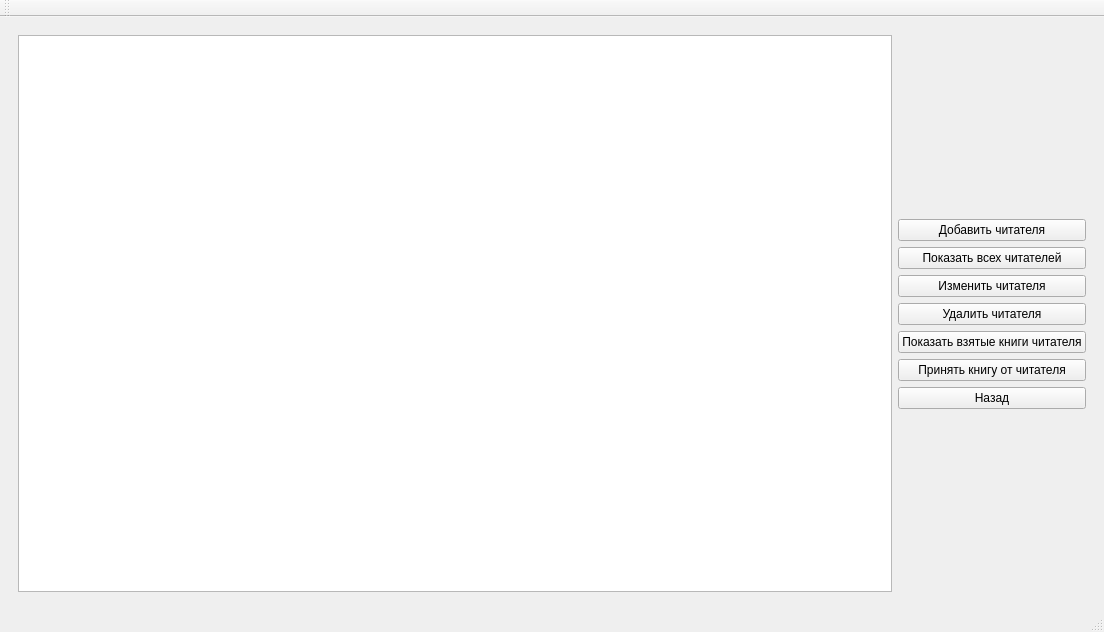
First picture: the form in mainwindow.ui, repository Matvey-Makaro/DBMS-Library, before the edit.
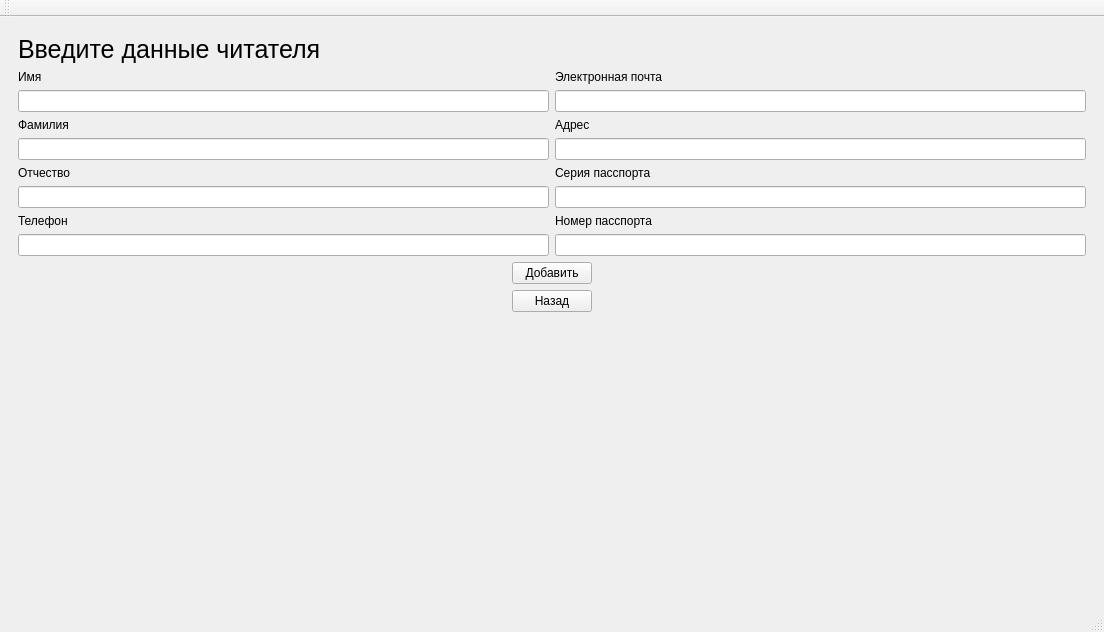
Second picture: the form after the edit. The open tabs and pages were chosen to show the change.

Commit message: Finish work with books for librarian and start work with reader for librarian.

```diff
--- a/mainwindow.ui
+++ b/mainwindow.ui
@@ -14,7 +14,7 @@
    <string>MainWindow</string>
   </property>
   <widget class="QWidget" name="centralwidget">
-   <layout class="QHBoxLayout" name="horizontalLayout_32">
+   <layout class="QVBoxLayout" name="verticalLayout_21">
     <item>
      <widget class="QStackedWidget" name="stackedWidget">
       <property name="currentIndex">
@@ -2402,6 +2402,201 @@
         </item>
        </layout>
       </widget>
+      <widget class="QWidget" name="add_reader_page">
+       <layout class="QVBoxLayout" name="verticalLayout_23">
+        <item>
+         <widget class="QLabel" name="add_reader_main_label">
+          <property name="font">
+           <font>
+            <pointsize>19</pointsize>
+           </font>
+          </property>
+          <property name="text">
+           <string>Введите данные читателя</string>
+          </property>
+         </widget>
+        </item>
+        <item>
+         <layout class="QHBoxLayout" name="horizontalLayout_22">
+          <item>
+           <layout class="QVBoxLayout" name="verticalLayout_28">
+            <item>
+             <widget class="QLabel" name="label_32">
+              <property name="text">
+               <string>Имя</string>
+              </property>
+             </widget>
+            </item>
+            <item>
+             <widget class="QLineEdit" name="name_for_add_reader_line_edit"/>
+            </item>
+            <item>
+             <widget class="QLabel" name="label_34">
+              <property name="text">
+               <string>Фамилия</string>
+              </property>
+             </widget>
+            </item>
+            <item>
+             <widget class="QLineEdit" name="surname_for_add_reader_line_edit"/>
+            </item>
+            <item>
+             <widget class="QLabel" name="label_35">
+              <property name="text">
+               <string>Отчество</string>
+              </property>
+             </widget>
+            </item>
+            <item>
+             <widget class="QLineEdit" name="patronymic_for_add_reader_line_edit"/>
+            </item>
+            <item>
+             <widget class="QLabel" name="label_36">
+              <property name="text">
+               <string>Телефон</string>
+              </property>
+             </widget>
+            </item>
+            <item>
+             <widget class="QLineEdit" name="phone_for_add_reader_line_edit"/>
+            </item>
+           </layout>
+          </item>
+          <item>
+           <layout class="QVBoxLayout" name="verticalLayout_27">
+            <item>
+             <widget class="QLabel" name="label_33">
+              <property name="text">
+               <string>Электронная почта</string>
+              </property>
+             </widget>
+            </item>
+            <item>
+             <widget class="QLineEdit" name="email_for_add_reader_line_edit"/>
+            </item>
+            <item>
+             <widget class="QLabel" name="label_37">
+              <property name="text">
+               <string>Адрес</string>
+              </property>
+             </widget>
+            </item>
+            <item>
+             <widget class="QLineEdit" name="address_for_add_reader_line_edit"/>
+            </item>
+            <item>
+             <widget class="QLabel" name="label_38">
+              <property name="text">
+               <string>Серия пасспорта</string>
+              </property>
+             </widget>
+            </item>
+            <item>
+             <widget class="QLineEdit" name="passport_series_for_add_reader_line_edit"/>
+            </item>
+            <item>
+             <widget class="QLabel" name="label_39">
+              <property name="text">
+               <string>Номер пасспорта</string>
+              </property>
+             </widget>
+            </item>
+            <item>
+             <widget class="QLineEdit" name="passport_number_for_add_reader_line_edit"/>
+            </item>
+           </layout>
+          </item>
+         </layout>
+        </item>
+        <item>
+         <layout class="QHBoxLayout" name="horizontalLayout_32">
+          <item>
+           <spacer name="horizontalSpacer_47">
+            <property name="orientation">
+             <enum>Qt::Horizontal</enum>
+            </property>
+            <property name="sizeHint" stdset="0">
+             <size>
+              <width>40</width>
+              <height>20</height>
+             </size>
+            </property>
+           </spacer>
+          </item>
+          <item>
+           <widget class="QPushButton" name="add_for_add_reader_page_btn">
+            <property name="text">
+             <string>Добавить</string>
+            </property>
+           </widget>
+          </item>
+          <item>
+           <spacer name="horizontalSpacer_48">
+            <property name="orientation">
+             <enum>Qt::Horizontal</enum>
+            </property>
+            <property name="sizeHint" stdset="0">
+             <size>
+              <width>40</width>
+              <height>20</height>
+             </size>
+            </property>
+           </spacer>
+          </item>
+         </layout>
+        </item>
+        <item>
+         <layout class="QHBoxLayout" name="horizontalLayout_37">
+          <item>
+           <spacer name="horizontalSpacer_45">
+            <property name="orientation">
+             <enum>Qt::Horizontal</enum>
+            </property>
+            <property name="sizeHint" stdset="0">
+             <size>
+              <width>40</width>
+              <height>20</height>
+             </size>
+            </property>
+           </spacer>
+          </item>
+          <item>
+           <widget class="QPushButton" name="add_reader_page_back_btn">
+            <property name="text">
+             <string>Назад</string>
+            </property>
+           </widget>
+          </item>
+          <item>
+           <spacer name="horizontalSpacer_46">
+            <property name="orientation">
+             <enum>Qt::Horizontal</enum>
+            </property>
+            <property name="sizeHint" stdset="0">
+             <size>
+              <width>40</width>
+              <height>20</height>
+             </size>
+            </property>
+           </spacer>
+          </item>
+         </layout>
+        </item>
+        <item>
+         <spacer name="verticalSpacer_48">
+          <property name="orientation">
+           <enum>Qt::Vertical</enum>
+          </property>
+          <property name="sizeHint" stdset="0">
+           <size>
+            <width>20</width>
+            <height>40</height>
+           </size>
+          </property>
+         </spacer>
+        </item>
+       </layout>
+      </widget>
      </widget>
     </item>
    </layout>
```
Left out of the diff: 23 changed lines with no effect on the pictures. The commit also changes 5 other files.
